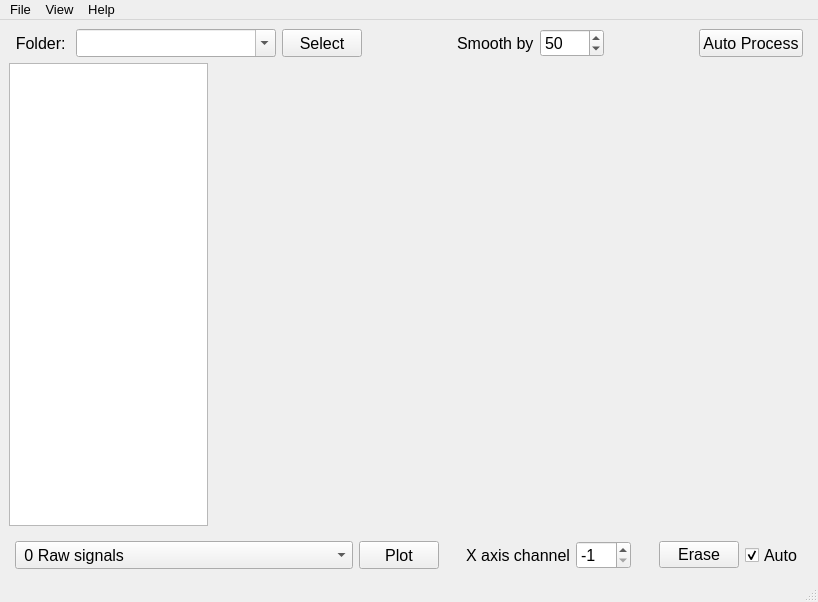
Before: the Qt Designer form emittance/Emittance1.ui in salinsalins/LoggerPlotterPy, drawn with Qt 5.
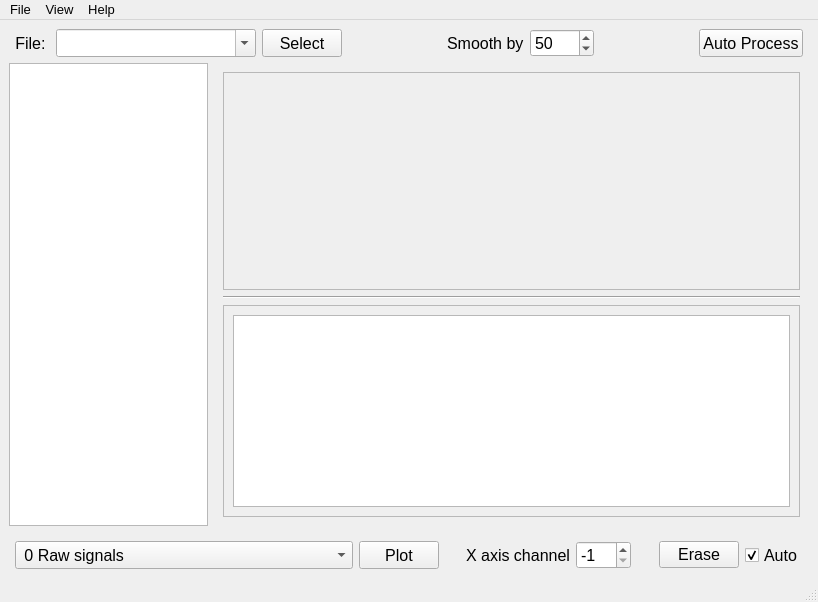
After: the same form once the commit is applied. Custom widgets are drawn as their Qt base class.

The edit to the form file:
```diff
--- a/emittance/Emittance1.ui
+++ b/emittance/Emittance1.ui
@@ -60,7 +60,7 @@
             </font>
            </property>
            <property name="text">
-            <string>Folder: </string>
+            <string>File: </string>
            </property>
            <property name="alignment">
             <set>Qt::AlignRight|Qt::AlignTrailing|Qt::AlignVCenter</set>
@@ -255,7 +255,7 @@
              <enum>Qt::NoFocus</enum>
             </property>
             <property name="currentIndex">
-             <number>0</number>
+             <number>3</number>
             </property>
             <widget class="QWidget" name="stackedWidgetPage1">
              <layout class="QHBoxLayout" name="horizontalLayout_4">
@@ -423,6 +423,80 @@
               </item>
              </layout>
             </widget>
+            <widget class="QWidget" name="stackedWidgetPage4">
+             <layout class="QVBoxLayout" name="verticalLayout_5">
+              <item>
+               <widget class="QFrame" name="frame_2">
+                <property name="sizePolicy">
+                 <sizepolicy hsizetype="Preferred" vsizetype="Preferred">
+                  <horstretch>0</horstretch>
+                  <verstretch>3</verstretch>
+                 </sizepolicy>
+                </property>
+                <property name="frameShape">
+                 <enum>QFrame::StyledPanel</enum>
+                </property>
+                <property name="frameShadow">
+                 <enum>QFrame::Raised</enum>
+                </property>
+                <layout class="QVBoxLayout" name="verticalLayout_4">
+                 <item>
+                  <widget class="MplWidget" name="mplWidget_2" native="true">
+                   <property name="sizePolicy">
+                    <sizepolicy hsizetype="Expanding" vsizetype="Expanding">
+                     <horstretch>0</horstretch>
+                     <verstretch>0</verstretch>
+                    </sizepolicy>
+                   </property>
+                  </widget>
+                 </item>
+                </layout>
+               </widget>
+              </item>
+              <item>
+               <widget class="Line" name="line">
+                <property name="orientation">
+                 <enum>Qt::Horizontal</enum>
+                </property>
+               </widget>
+              </item>
+              <item>
+               <widget class="QScrollArea" name="scrollArea">
+                <property name="sizePolicy">
+                 <sizepolicy hsizetype="Expanding" vsizetype="Expanding">
+                  <horstretch>0</horstretch>
+                  <verstretch>0</verstretch>
+                 </sizepolicy>
+                </property>
+                <property name="widgetResizable">
+                 <bool>true</bool>
+                </property>
+                <widget class="QWidget" name="scrollAreaWidgetContents">
+                 <property name="geometry">
+                  <rect>
+                   <x>0</x>
+                   <y>0</y>
+                   <width>575</width>
+                   <height>210</height>
+                  </rect>
+                 </property>
+                 <layout class="QVBoxLayout" name="verticalLayout_6">
+                  <item>
+                   <widget class="QTableWidget" name="tableWidget_2">
+                    <property name="sizePolicy">
+                     <sizepolicy hsizetype="Expanding" vsizetype="Expanding">
+                      <horstretch>0</horstretch>
+                      <verstretch>1</verstretch>
+                     </sizepolicy>
+                    </property>
+                   </widget>
+                  </item>
+                 </layout>
+                </widget>
+               </widget>
+              </item>
+             </layout>
+            </widget>
            </widget>
           </item>
          </layout>
```
Left out of the diff: 24 changed lines with no effect on the pictures.
